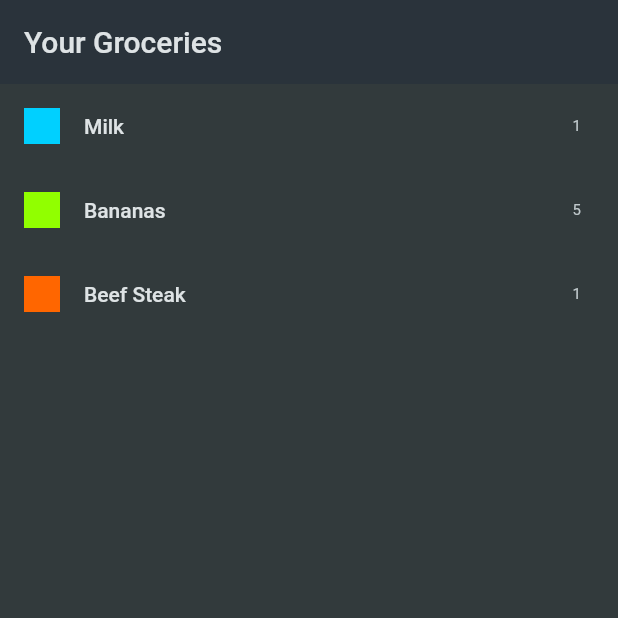
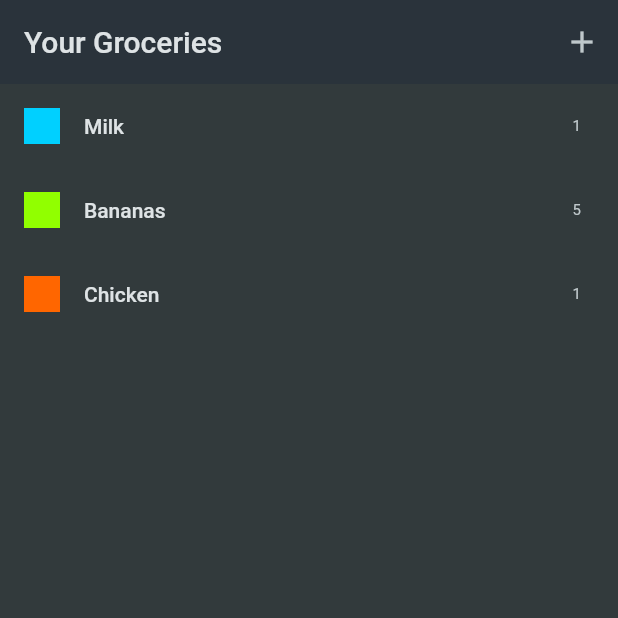
Before and after one commit to jatinkharbanda33/ShopCart, a Flutter app: the screen it shows after launch, on a phone screen of 412 x 824 dp, the top half of it. Run offline on Flutter 3.47's test engine with Material 2 defaults, Android fonts, the phone set to English and light mode, and no system bars.

Commit message:
Add files via commit

```diff
--- a/lib/data/dummy_items.dart
+++ b/lib/data/dummy_items.dart
@@ -14,7 +14,7 @@ final groceryItems = [
       category: categories[Categories.fruit]!),
   GroceryItem(
       id: 'c',
-      name: 'Beef Steak',
+      name: 'Chicken',
       quantity: 1,
       category: categories[Categories.meat]!),
 ];
--- a/lib/widgets/grocery_list.dart
+++ b/lib/widgets/grocery_list.dart
@@ -1,14 +1,32 @@
 import 'package:flutter/material.dart';
 import '../data/dummy_items.dart';
+import './new_item.dart';
 
-class GroceryList extends StatelessWidget {
+class GroceryList extends StatefulWidget {
   const GroceryList({super.key});
 
+  @override
+  State<GroceryList> createState() => _GroceryListState();
+}
+
+void addnew(BuildContext ctx) {
+  Navigator.of(ctx)
+      .push(MaterialPageRoute(builder: ((context) => const NewItem())));
+}
+
+class _GroceryListState extends State<GroceryList> {
   @override
   Widget build(BuildContext context) {
     return Scaffold(
       appBar: AppBar(
         title: Text("Your Groceries"),
+        actions: [
+          IconButton(
+              onPressed: () {
+                return addnew(context);
+              },
+              icon: Icon(Icons.add))
+        ],
       ),
       body: ListView.builder(
         itemCount: groceryItems.length,
```
Also changed, not shown: lib/widgets/new_item.dart (added, +81 -0 lines).
